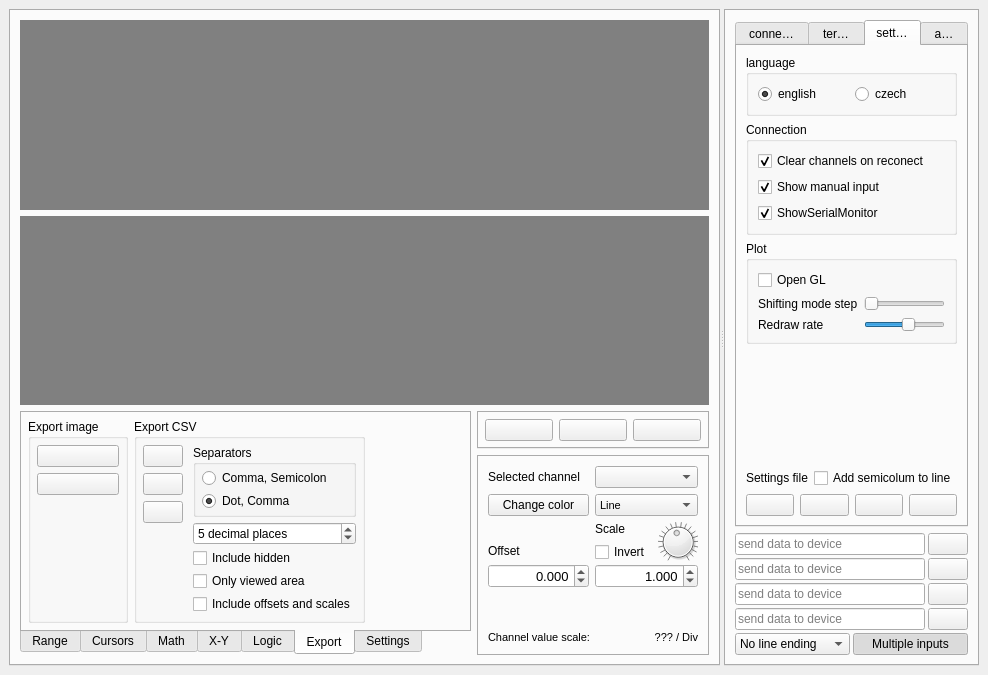
jirimaier/DataPlotter, file mainwindow.ui: the form before one commit.
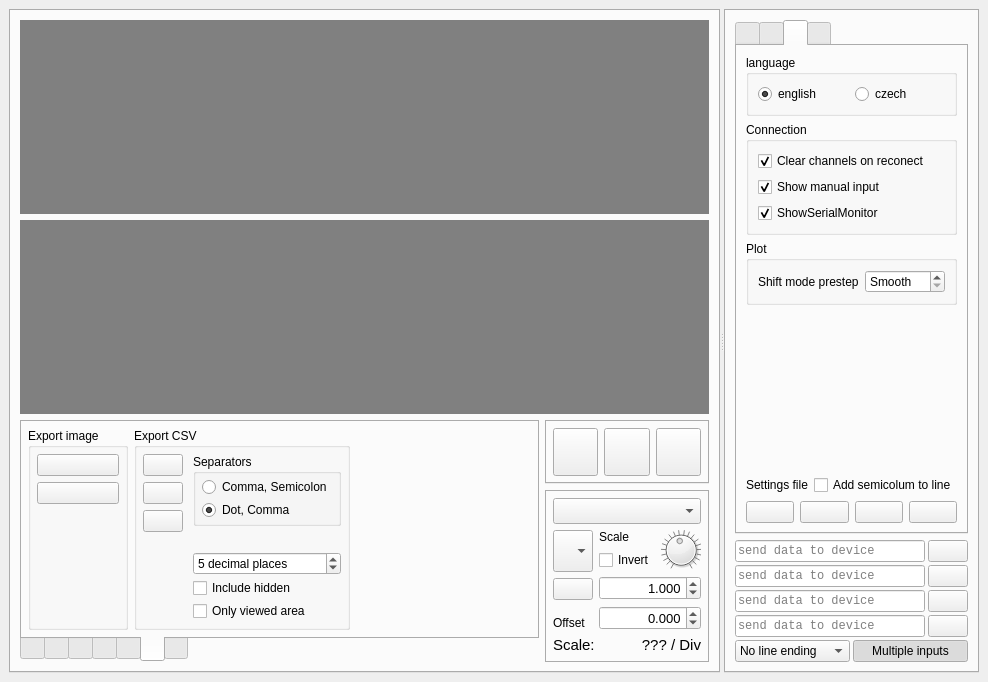
The form after the commit. The open tabs and pages were chosen to show the change. Icons and pictures are not drawn. Custom widgets are drawn as their Qt base class.

Patch:
```diff
--- a/mainwindow.ui
+++ b/mainwindow.ui
@@ -7,7 +7,7 @@
     <x>0</x>
     <y>0</y>
     <width>988</width>
-    <height>675</height>
+    <height>682</height>
    </rect>
   </property>
   <property name="windowTitle">
@@ -37,7 +37,7 @@
         <attribute name="title">
          <string/>
         </attribute>
-        <layout class="QVBoxLayout" name="verticalLayout_43" stretch="1000,1">
+        <layout class="QVBoxLayout" name="verticalLayout_10" stretch="1000,1">
          <item>
           <layout class="QVBoxLayout" name="Plots" stretch="1,1">
            <item>
@@ -97,7 +97,13 @@
               <enum>QTabWidget::Rounded</enum>
              </property>
              <property name="currentIndex">
-              <number>6</number>
+              <number>4</number>
+             </property>
+             <property name="iconSize">
+              <size>
+               <width>20</width>
+               <height>20</height>
+              </size>
              </property>
              <property name="elideMode">
               <enum>Qt::ElideRight</enum>
@@ -116,7 +122,7 @@
              </property>
              <widget class="QWidget" name="range">
               <attribute name="title">
-               <string>Range</string>
+               <string/>
               </attribute>
               <layout class="QHBoxLayout" name="horizontalLayout_12" stretch="1,1000">
                <property name="leftMargin">
@@ -1117,7 +1123,7 @@
              </widget>
              <widget class="QWidget" name="Cursors">
               <attribute name="title">
-               <string>Cursors</string>
+               <string/>
               </attribute>
               <layout class="QHBoxLayout" name="horizontalLayout_21">
                <property name="leftMargin">
@@ -1639,7 +1645,7 @@
              </widget>
              <widget class="QWidget" name="Math">
               <attribute name="title">
-               <string>Math</string>
+               <string/>
               </attribute>
               <layout class="QHBoxLayout" name="horizontalLayout_24" stretch="1,1000">
                <property name="leftMargin">
@@ -2066,7 +2072,7 @@
              </widget>
              <widget class="QWidget" name="xy">
               <attribute name="title">
-               <string>X-Y</string>
+               <string/>
               </attribute>
               <layout class="QHBoxLayout" name="horizontalLayout_26" stretch="1,1,1000">
                <property name="leftMargin">
@@ -2247,7 +2253,7 @@
              </widget>
              <widget class="QWidget" name="logic">
               <attribute name="title">
-               <string>Logic</string>
+               <string/>
               </attribute>
               <layout class="QHBoxLayout" name="horizontalLayout_47">
                <item>
@@ -2446,7 +2452,7 @@
              </widget>
              <widget class="QWidget" name="export_2">
               <attribute name="title">
-               <string>Export</string>
+               <string/>
               </attribute>
               <layout class="QHBoxLayout" name="horizontalLayout_33" stretch="1,1,1000">
                <property name="leftMargin">
@@ -2699,7 +2705,7 @@
                       <property name="sizeHint" stdset="0">
                        <size>
                         <width>20</width>
-                        <height>10</height>
+                        <height>13</height>
                        </size>
                       </property>
                      </spacer>
@@ -2734,16 +2740,6 @@
                       </property>
                      </widget>
                     </item>
-                    <item>
-                     <widget class="QCheckBox" name="checkBoxCSVIOS">
-                      <property name="text">
-                       <string>Include offsets and scales</string>
-                      </property>
-                      <property name="checked">
-                       <bool>false</bool>
-                      </property>
-                     </widget>
-                    </item>
                    </layout>
                   </item>
                  </layout>
@@ -2766,7 +2762,7 @@
              </widget>
              <widget class="QWidget" name="set">
               <attribute name="title">
-               <string>Settings</string>
+               <string/>
               </attribute>
               <layout class="QHBoxLayout" name="horizontalLayout_35" stretch="1,100,0">
                <property name="leftMargin">
@@ -2921,7 +2917,7 @@
             </widget>
            </item>
            <item>
-            <layout class="QVBoxLayout" name="verticalLayout_10" stretch="1,100">
+            <layout class="QVBoxLayout" name="verticalLayout_27">
              <item>
               <widget class="QTabWidget" name="tabWidget_3">
                <property name="tabBarAutoHide">
@@ -2929,9 +2925,9 @@
                </property>
                <widget class="QWidget" name="tab_10">
                 <attribute name="title">
-                 <string>Tab 2</string>
+                 <string>Tab 1</string>
                 </attribute>
-                <layout class="QHBoxLayout" name="horizontalLayout_45" stretch="1,1,1">
+                <layout class="QHBoxLayout" name="horizontalLayout_45">
                  <property name="leftMargin">
                   <number>6</number>
                  </property>
@@ -2987,6 +2983,32 @@
                    </property>
                   </widget>
                  </item>
+                 <item>
+                  <widget class="QPushButton" name="pushButtonAutoset">
+                   <property name="sizePolicy">
+                    <sizepolicy hsizetype="Preferred" vsizetype="Preferred">
+                     <horstretch>0</horstretch>
+                     <verstretch>0</verstretch>
+                    </sizepolicy>
+                   </property>
+                   <property name="toolTip">
+                    <string>&lt;html&gt;&lt;head/&gt;&lt;body&gt;&lt;p&gt;Autoset&lt;/p&gt;&lt;/body&gt;&lt;/html&gt;</string>
+                   </property>
+                   <property name="text">
+                    <string/>
+                   </property>
+                   <property name="icon">
+                    <iconset resource="resources.qrc">
+                     <normaloff>:/images/icons/spread.png</normaloff>:/images/icons/spread.png</iconset>
+                   </property>
+                   <property name="iconSize">
+                    <size>
+                     <width>30</width>
+                     <height>30</height>
+                    </size>
+                   </property>
+                  </widget>
+                 </item>
                  <item>
                   <widget class="QPushButton" name="pushButtonResetChannels">
                    <property name="sizePolicy">
@@ -3025,32 +3047,6 @@
                    </property>
                   </widget>
                  </item>
-                 <item>
-                  <widget class="QPushButton" name="pushButtonAutoset">
-                   <property name="sizePolicy">
-                    <sizepolicy hsizetype="Preferred" vsizetype="Preferred">
-                     <horstretch>0</horstretch>
-                     <verstretch>0</verstretch>
-                    </sizepolicy>
-                   </property>
-                   <property name="toolTip">
-                    <string>&lt;html&gt;&lt;head/&gt;&lt;body&gt;&lt;p&gt;Autoset&lt;/p&gt;&lt;/body&gt;&lt;/html&gt;</string>
-                   </property>
-                   <property name="text">
-                    <string/>
-                   </property>
-                   <property name="icon">
-                    <iconset resource="resources.qrc">
-                     <normaloff>:/images/icons/spread.png</normaloff>:/images/icons/spread.png</iconset>
-                   </property>
-                   <property name="iconSize">
-                    <size>
-                     <width>30</width>
-                     <height>30</height>
-                    </size>
-                   </property>
-                  </widget>
-                 </item>
                 </layout>
                </widget>
               </widget>
@@ -3103,11 +3099,46 @@
                 <attribute name="title">
                  <string>Channel</string>
                 </attribute>
-                <layout class="QVBoxLayout" name="verticalLayout_7">
+                <layout class="QVBoxLayout" name="verticalLayout_6">
+                 <property name="leftMargin">
+                  <number>6</number>
+                 </property>
+                 <property name="topMargin">
+                  <number>6</number>
+                 </property>
+                 <property name="rightMargin">
+                  <number>6</number>
+                 </property>
+                 <property name="bottomMargin">
+                  <number>6</number>
+                 </property>
+                 <item>
+                  <widget class="QComboBox" name="comboBoxSelectedChannel">
+                   <property name="sizePolicy">
+                    <sizepolicy hsizetype="Preferred" vsizetype="Preferred">
+                     <horstretch>0</horstretch>
+                     <verstretch>0</verstretch>
+                    </sizepolicy>
+                   </property>
+                   <property name="font">
+                    <font>
+                     <pointsize>11</pointsize>
+                    </font>
+                   </property>
+                   <property name="maxVisibleItems">
+                    <number>1000</number>
+                   </property>
+                   <property name="sizeAdjustPolicy">
+                    <enum>QComboBox::AdjustToContents</enum>
+                   </property>
+                  </widget>
+                 </item>
                  <item>
                   <layout class="QGridLayout" name="gridLayout_6">
-                   <item row="2" column="1">
-                    <widget class="QComboBox" name="comboBoxGraphStyle">
+                   <item row="1" column="1">
+                    <layout class="QGridLayout" name="gridLayout_7">
+                     <item row="1" column="0" colspan="2">
+                      <widget class="QDoubleSpinBox" name="doubleSpinBoxChScale">
                      <property name="sizePolicy">
                       <sizepolicy hsizetype="Preferred" vsizetype="Preferred">
                        <horstretch>0</horstretch>
@@ -3128,40 +3159,28 @@
                      </property>
                      <property name="font">
                       <font>
-                       <pointsize>8</pointsize>
-                      </font>
-                     </property>
-                     <item>
-                      <property name="text">
-                       <string>Line</string>
-                      </property>
-                     </item>
-                     <item>
-                      <property name="text">
-                       <string>Points</string>
-                      </property>
-                     </item>
-                     <item>
-                      <property name="text">
-                       <string>Line and points</string>
-                      </property>
-                     </item>
-                     <item>
-                      <property name="text">
-                       <string>Hidden</string>
-                      </property>
-                     </item>
-                    </widget>
-                   </item>
-                   <item row="3" column="1">
-                    <layout class="QVBoxLayout" name="verticalLayout_34">
-                     <property name="spacing">
-                      <number>2</number>
-                     </property>
-                     <item>
-                      <layout class="QHBoxLayout" name="horizontalLayout_36">
-                       <item>
-                        <layout class="QVBoxLayout" name="verticalLayout_27">
+                         <pointsize>10</pointsize>
+                        </font>
+                       </property>
+                       <property name="alignment">
+                        <set>Qt::AlignRight|Qt::AlignTrailing|Qt::AlignVCenter</set>
+                       </property>
+                       <property name="decimals">
+                        <number>3</number>
+                       </property>
+                       <property name="minimum">
+                        <double>0.001000000000000</double>
+                       </property>
+                       <property name="maximum">
+                        <double>1000000.000000000000000</double>
+                       </property>
+                       <property name="value">
+                        <double>1.000000000000000</double>
+                       </property>
+                      </widget>
+                     </item>
+                     <item row="0" column="0">
+                      <layout class="QVBoxLayout" name="verticalLayout_7">
                          <item>
                           <widget class="QLabel" name="label_9">
                            <property name="text">
@@ -3176,7 +3195,7 @@
                           </widget>
                          </item>
                          <item>
-                          <widget class="QCheckBox" name="checkBoxChInvert">
+                        <widget class="QCheckBox" name="checkBoxChInverted">
                            <property name="text">
                             <string>Invert</string>
                            </property>
@@ -3184,7 +3203,7 @@
                          </item>
                         </layout>
                        </item>
-                       <item>
+                     <item row="0" column="1">
                         <widget class="myDial" name="dialChScale">
                          <property name="enabled">
                           <bool>true</bool>
@@ -3235,8 +3254,10 @@
                        </item>
                       </layout>
                      </item>
+                   <item row="1" column="0">
+                    <layout class="QVBoxLayout" name="verticalLayout_34">
                      <item>
-                      <widget class="QDoubleSpinBox" name="doubleSpinBoxChScale">
+                      <widget class="QComboBox" name="comboBoxGraphStyle">
                        <property name="sizePolicy">
                         <sizepolicy hsizetype="Preferred" vsizetype="Preferred">
                          <horstretch>0</horstretch>
@@ -3251,37 +3272,79 @@
                        </property>
                        <property name="maximumSize">
                         <size>
-                         <width>16777215</width>
+                         <width>60</width>
                          <height>16777215</height>
                         </size>
                        </property>
                        <property name="font">
                         <font>
-                         <pointsize>10</pointsize>
+                         <pointsize>8</pointsize>
                         </font>
                        </property>
-                       <property name="alignment">
-                        <set>Qt::AlignRight|Qt::AlignTrailing|Qt::AlignVCenter</set>
+                       <property name="iconSize">
+                        <size>
+                         <width>20</width>
+                         <height>20</height>
+                        </size>
                        </property>
-                       <property name="decimals">
-                        <number>3</number>
-                       </property>
-                       <property name="minimum">
-                        <double>0.001000000000000</double>
-                       </property>
-                       <property name="maximum">
-                        <double>1000000.000000000000000</double>
-                       </property>
-                       <property name="value">
-                        <double>1.000000000000000</double>
+                       <item>
+                        <property name="text">
+                         <string/>
+                        </property>
+                        <property name="icon">
+                         <iconset resource="resources.qrc">
+                          <normaloff>:/images/icons/line.png</normaloff>:/images/icons/line.png</iconset>
+                        </property>
+                       </item>
+                       <item>
+                        <property name="text">
+                         <string/>
+                        </property>
+                        <property name="icon">
+                         <iconset resource="resources.qrc">
+                          <normaloff>:/images/icons/points.png</normaloff>:/images/icons/points.png</iconset>
+                        </property>
+                       </item>
+                       <item>
+                        <property name="text">
+                         <string/>
+                        </property>
+                        <property name="icon">
+                         <iconset resource="resources.qrc">
+                          <normaloff>:/images/icons/linePoint.png</normaloff>:/images/icons/linePoint.png</iconset>
+                        </property>
+                       </item>
+                       <item>
+                        <property name="text">
+                         <string/>
+                        </property>
+                        <property name="icon">
+                         <iconset resource="resources.qrc">
+                          <normaloff>:/images/icons/hidden.png</normaloff>:/images/icons/hidden.png</iconset>
+                        </property>
+                       </item>
+                      </widget>
+                     </item>
+                     <item>
+                      <widget class="QPushButton" name="pushButtonChangeChColor">
+                       <property name="text">
+                        <string/>
+                       </property>
+                       <property name="icon">
+                        <iconset resource="resources.qrc">
+                         <normaloff>:/images/icons/color.png</normaloff>:/images/icons/color.png</iconset>
+                       </property>
+                       <property name="iconSize">
+                        <size>
+                         <width>30</width>
+                         <height>30</height>
+                        </size>
                        </property>
                       </widget>
                      </item>
                     </layout>
                    </item>
-                   <item row="3" column="0">
-                    <layout class="QVBoxLayout" name="verticalLayout_6">
-                     <item>
+                   <item row="2" column="0">
                       <widget class="QLabel" name="label_8">
                        <property name="text">
                         <string>Offset</string>
@@ -3294,7 +3357,7 @@
                        </property>
                       </widget>
                      </item>
-                     <item>
+                   <item row="2" column="1">
                       <widget class="QDoubleSpinBox" name="doubleSpinBoxChOffset">
                        <property name="sizePolicy">
                         <sizepolicy hsizetype="Preferred" vsizetype="Maximum">
@@ -3338,62 +3401,17 @@
                      </item>
                     </layout>
                    </item>
-                   <item row="2" column="0">
-                    <widget class="QPushButton" name="pushButtonChangeChColor">
-                     <property name="text">
-                      <string>Change color</string>
-                     </property>
-                    </widget>
-                   </item>
-                   <item row="1" column="1">
-                    <widget class="QComboBox" name="comboBoxSelectedChannel">
-                     <property name="sizePolicy">
-                      <sizepolicy hsizetype="Preferred" vsizetype="Preferred">
-                       <horstretch>0</horstretch>
-                       <verstretch>0</verstretch>
-                      </sizepolicy>
-                     </property>
-                     <property name="maxVisibleItems">
-                      <number>1000</number>
-                     </property>
-                     <property name="sizeAdjustPolicy">
-                      <enum>QComboBox::AdjustToContents</enum>
-                     </property>
-                    </widget>
-                   </item>
-                   <item row="1" column="0">
-                    <widget class="QLabel" name="label_24">
-                     <property name="text">
-                      <string>Selected channel</string>
-                     </property>
-                    </widget>
-                   </item>
-                  </layout>
-                 </item>
-                 <item>
-                  <spacer name="verticalSpacer_3">
-                   <property name="orientation">
-                    <enum>Qt::Vertical</enum>
-                   </property>
-                   <property name="sizeHint" stdset="0">
-                    <size>
-                     <width>20</width>
-                     <height>5</height>
-                    </size>
-                   </property>
-                  </spacer>
-                 </item>
                  <item>
                   <layout class="QHBoxLayout" name="horizontalLayout_8">
                    <item>
                     <widget class="QLabel" name="label_7">
                      <property name="font">
                       <font>
-                       <pointsize>8</pointsize>
+                       <pointsize>11</pointsize>
                       </font>
                      </property>
                      <property name="text">
-                      <string>Channel value scale:</string>
+                      <string>Scale:</string>
                      </property>
                     </widget>
                    </item>
@@ -3401,7 +3419,7 @@
                     <widget class="QLabel" name="labelChScale">
                      <property name="font">
                       <font>
-                       <pointsize>8</pointsize>
+                       <pointsize>11</pointsize>
                       </font>
                      </property>
                      <property name="text">
@@ -3466,6 +3484,12 @@
            <property name="currentIndex">
             <number>2</number>
            </property>
+           <property name="iconSize">
+            <size>
+             <width>20</width>
+             <height>20</height>
+            </size>
+           </property>
            <property name="elideMode">
             <enum>Qt::ElideRight</enum>
            </property>
@@ -3474,7 +3498,7 @@
            </property>
            <widget class="QWidget" name="tab_7">
             <attribute name="title">
-             <string>connection</string>
+             <string/>
             </attribute>
             <layout class="QVBoxLayout" name="verticalLayout_30">
              <item>
@@ -4208,7 +4232,7 @@
            </widget>
            <widget class="QWidget" name="tab_9">
             <attribute name="title">
-             <string>terminal</string>
+             <string/>
             </attribute>
             <layout class="QVBoxLayout" name="verticalLayout_20">
              <item>
@@ -4366,7 +4390,7 @@
            </widget>
            <widget class="QWidget" name="tab_8">
             <attribute name="title">
-             <string>settings</string>
+             <string/>
             </attribute>
             <layout class="QVBoxLayout" name="verticalLayout_11">
              <item>
@@ -4451,87 +4475,29 @@
                <property name="title">
                 <string>Plot</string>
                </property>
-               <layout class="QVBoxLayout" name="verticalLayout_16">
+               <layout class="QHBoxLayout" name="horizontalLayout_36">
                 <item>
-                 <widget class="QCheckBox" name="checkBoxPlotOpenGL">
-                  <property name="text">
-                   <string>Open GL</string>
-                  </property>
-                 </widget>
-                </item>
-                <item>
-                 <layout class="QGridLayout" name="gridLayout">
-                  <item row="0" column="0">
                    <widget class="QLabel" name="label_2">
                     <property name="text">
-                     <string>Shifting mode step</string>
-                    </property>
-                    <property name="buddy">
-                     <cstring>horizontalSliderShiftStep</cstring>
-                    </property>
-                   </widget>
-                  </item>
-                  <item row="1" column="0">
-                   <widget class="QLabel" name="label_4">
-                    <property name="text">
-                     <string>Redraw rate</string>
-                    </property>
-                    <property name="buddy">
-                     <cstring>horizontalSliderRedrawRate</cstring>
-                    </property>
-                   </widget>
-                  </item>
-                  <item row="0" column="1">
-                   <widget class="QSlider" name="horizontalSliderShiftStep">
+                   <string>Shift mode prestep</string>
+                  </property>
+                 </widget>
+                </item>
+                <item>
+                 <widget class="QSpinBox" name="spinBoxShiftStep">
+                  <property name="specialValueText">
+                   <string>Smooth</string>
+                  </property>
+                  <property name="suffix">
+                   <string> %</string>
+                  </property>
                     <property name="maximum">
-                     <number>10</number>
+                   <number>100</number>
                     </property>
                     <property name="singleStep">
                      <number>10</number>
                     </property>
-                    <property name="tracking">
-                     <bool>false</bool>
-                    </property>
-                    <property name="orientation">
-                     <enum>Qt::Horizontal</enum>
-                    </property>
-                    <property name="tickPosition">
-                     <enum>QSlider::NoTicks</enum>
-                    </property>
-                   </widget>
-                  </item>
-                  <item row="1" column="1">
-                   <widget class="QSlider" name="horizontalSliderRedrawRate">
-                    <property name="minimum">
-                     <number>1</number>
-                    </property>
-                    <property name="maximum">
-                     <number>10</number>
-                    </property>
-                    <property name="singleStep">
-                     <number>1</number>
-                    </property>
-                    <property name="pageStep">
-                     <number>5</number>
-                    </property>
-                    <property name="value">
-                     <number>6</number>
-                    </property>
-                    <property name="tracking">
-                     <bool>false</bool>
-                    </property>
-                    <property name="orientation">
-                     <enum>Qt::Horizontal</enum>
-                    </property>
-                    <property name="tickPosition">
-                     <enum>QSlider::NoTicks</enum>
-                    </property>
-                    <property name="tickInterval">
-                     <number>10</number>
-                    </property>
-                   </widget>
-                  </item>
-                 </layout>
+                 </widget>
                 </item>
                </layout>
               </widget>
@@ -4650,7 +4616,7 @@
            </widget>
            <widget class="QWidget" name="tab_3">
             <attribute name="title">
-             <string>about</string>
+             <string/>
             </attribute>
             <layout class="QVBoxLayout" name="verticalLayout_13">
              <item>
@@ -4763,6 +4729,11 @@
                  <verstretch>0</verstretch>
                 </sizepolicy>
                </property>
+               <property name="font">
+                <font>
+                 <family>Courier New</family>
+                </font>
+               </property>
                <property name="placeholderText">
                 <string>send data to device</string>
                </property>
@@ -4815,6 +4786,11 @@
                  <verstretch>0</verstretch>
                 </sizepolicy>
                </property>
+               <property name="font">
+                <font>
+                 <family>Courier New</family>
+                </font>
+               </property>
                <property name="placeholderText">
                 <string>send data to device</string>
                </property>
@@ -4867,6 +4843,11 @@
                  <verstretch>0</verstretch>
                 </sizepolicy>
                </property>
+               <property name="font">
+                <font>
+                 <family>Courier New</family>
+                </font>
+               </property>
                <property name="placeholderText">
                 <string>send data to device</string>
                </property>
@@ -4919,6 +4900,11 @@
                  <verstretch>0</verstretch>
                 </sizepolicy>
                </property>
+               <property name="font">
+                <font>
+                 <family>Courier New</family>
+                </font>
+               </property>
                <property name="placeholderText">
                 <string>send data to device</string>
                </property>
```
Left out of the diff: 89 changed lines with no effect on the pictures. Lines whose indentation alone changed are shown as unchanged.
